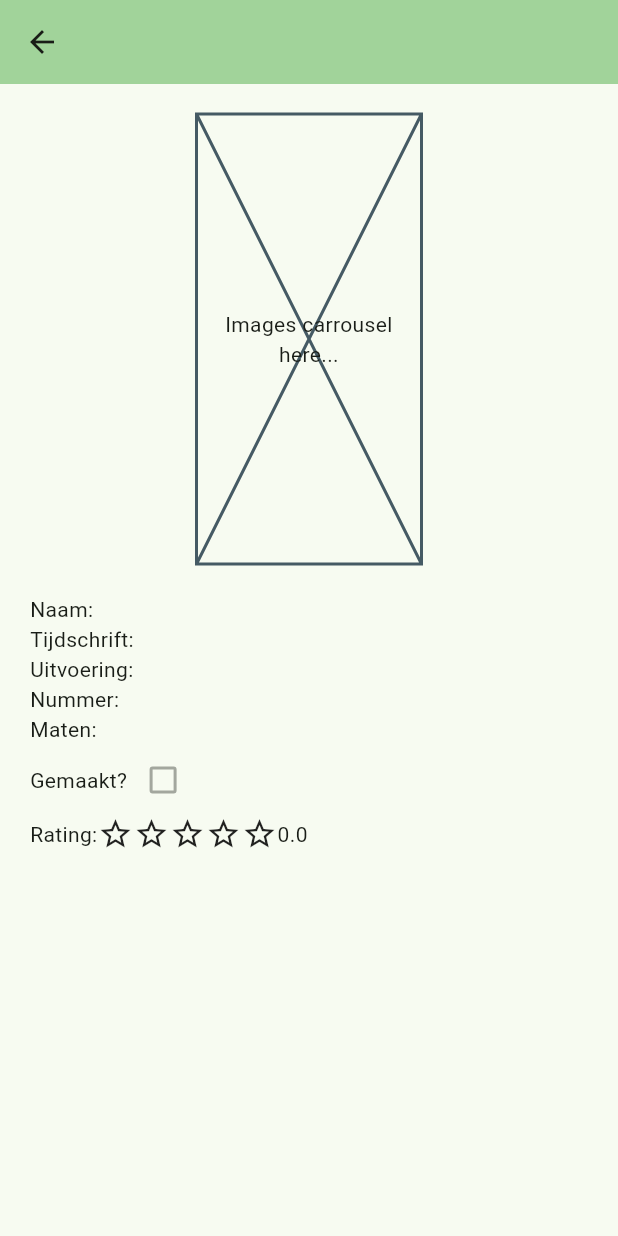
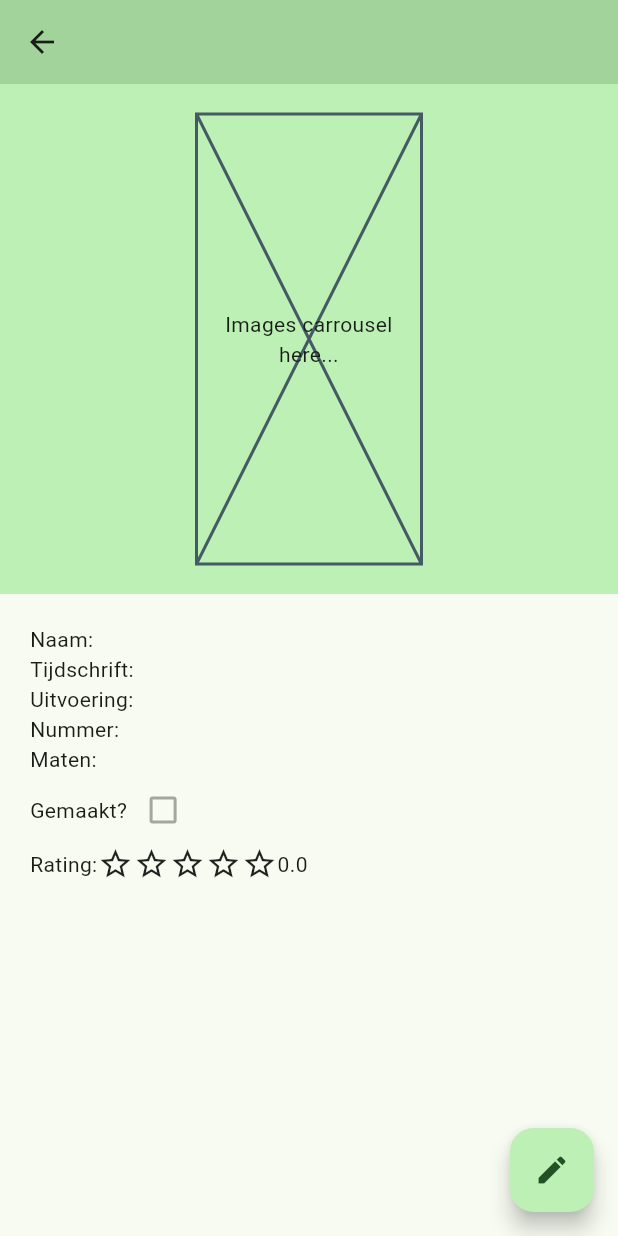
Before and after one commit to BenMerken/sis_handicrafts_manager, a Flutter app: the CollectionDetailPage screen opened directly with empty values, on a phone screen of 412 x 824 dp. Run offline on Flutter 3.47's test engine with Material 3 defaults, Android fonts, the phone set to English and light mode, and no system bars.

Commit message:
feat(edit-collection): Add form for editing collections, and validators for text form inputs

```diff
--- a/lib/pages/collections/detail/page.dart
+++ b/lib/pages/collections/detail/page.dart
@@ -1,5 +1,6 @@
 import 'package:flutter/material.dart';
 import 'package:sis_handicrafts_manager/components/rating.dart';
+import 'package:sis_handicrafts_manager/pages/collections/detail/edit_collection_form.dart';
 import 'package:sis_handicrafts_manager/types/collection.dart';
 
 class CollectionDetailPage extends StatefulWidget {
@@ -14,19 +15,36 @@ class CollectionDetailPage extends StatefulWidget {
 class _CollectionDetailPageState extends State<CollectionDetailPage> {
   @override
   Widget build(BuildContext context) {
+    final theme = Theme.of(context);
     final collection = widget.collection;
+
+    void onEditButtonTapped() {
+      showModalBottomSheet(
+        context: context,
+        isDismissible: false,
+        isScrollControlled: true,
+        builder: (buildContext) {
+          return EditCollectionForm(
+            collection: collection,
+            onCancel: () {
+              Navigator.pop(context);
+            },
+          );
+        },
+      );
+    }
 
     return Scaffold(
       appBar: AppBar(
-        backgroundColor: Theme.of(context).colorScheme.inversePrimary,
+        backgroundColor: theme.colorScheme.inversePrimary,
         title: Text(collection.name),
       ),
-      body: Padding(
-        padding: const EdgeInsets.all(20.0),
-        child: Column(
-          crossAxisAlignment: CrossAxisAlignment.start,
+      body: Column(
         children: [
-            Center(
+          Container(
+            padding: EdgeInsets.all(20),
+            color: theme.colorScheme.primaryContainer,
+            child: Center(
               child: SizedBox(
                 width: 150,
                 height: 300,
@@ -40,7 +58,12 @@ class _CollectionDetailPageState extends State<CollectionDetailPage> {
                 ),
               ),
             ),
-            SizedBox(height: 20),
+          ),
+          Padding(
+            padding: const EdgeInsets.all(20.0),
+            child: Column(
+              crossAxisAlignment: CrossAxisAlignment.start,
+              children: [
                 Text('Naam: ${collection.name}'),
                 Text('Tijdschrift: ${collection.magazine}'),
                 Text('Uitvoering: ${collection.implementation}'),
@@ -52,9 +75,21 @@ class _CollectionDetailPageState extends State<CollectionDetailPage> {
                     Checkbox(value: collection.finished, onChanged: null),
                   ],
                 ),
-            Row(children: [Text('Rating:'), Rating(rating: collection.rating)]),
+                Row(
+                  children: [
+                    Text('Rating:'),
+                    Rating(rating: collection.rating),
                   ],
                 ),
+              ],
+            ),
+          ),
+        ],
+      ),
+      floatingActionButton: FloatingActionButton(
+        onPressed: onEditButtonTapped,
+        tooltip: 'Collectie aanpassen',
+        child: const Icon(Icons.edit),
       ),
     );
   }
```
Also changed, not shown: lib/components/forms/validators/text/text_input_validators.dart (added, +23 -0 lines), lib/components/forms/validators/validators.dart (added, +18 -0 lines), lib/pages/collections/detail/edit_collection_form.dart (added, +106 -0 lines). Lines whose indentation alone changed are shown as unchanged.
